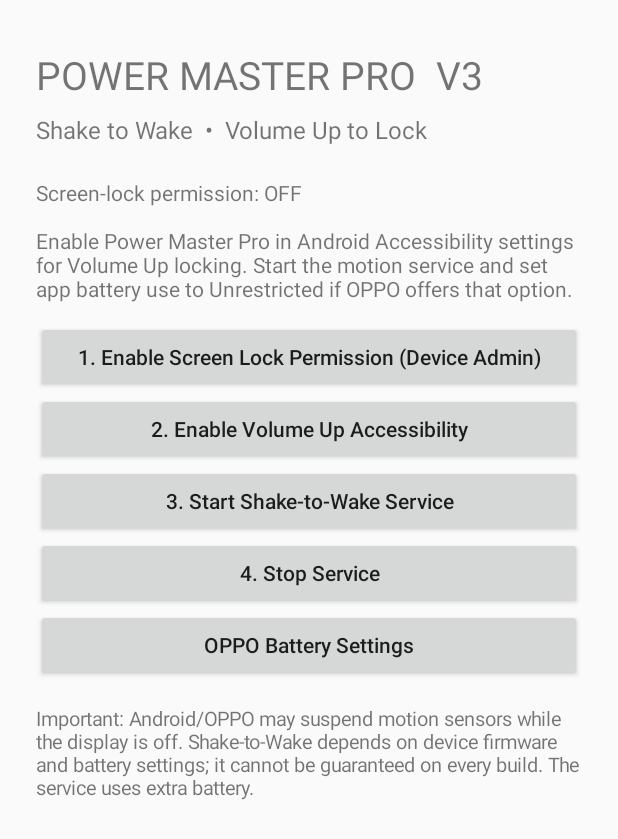
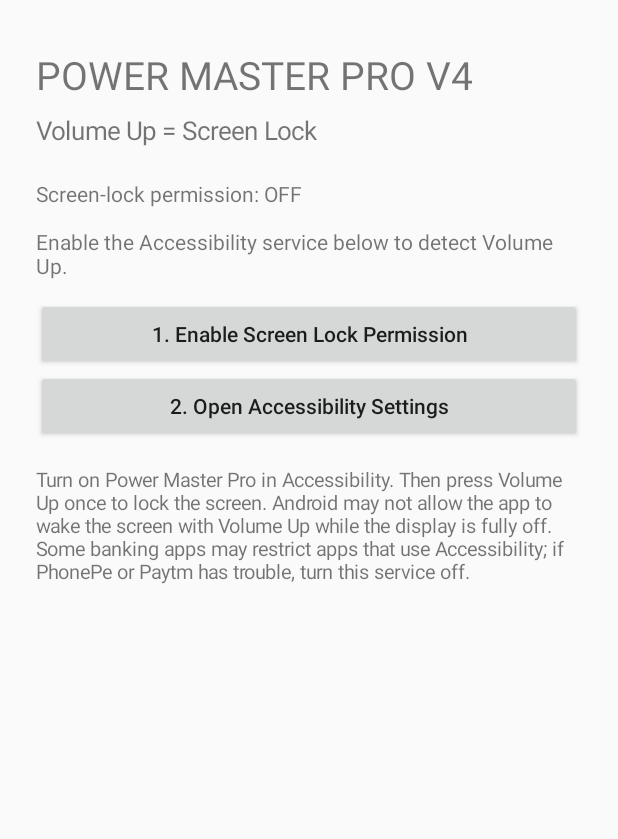
Before and after one commit to sanketapb718-cyber/Button-mapper, an Android app: the screen it shows after launch (MainActivity), on a phone screen of 412 x 824 dp. Shown: the top 839 px of the screen. Run offline under Robolectric (Android 15) with nearby library versions, the phone set to English and light mode, and no system bars.

Commit message:
Simplify Power Master Pro to Volume Up screen lock

```diff
--- a/app/src/main/java/com/tradewithsanket/powermasterpro/MainActivity.kt
+++ b/app/src/main/java/com/tradewithsanket/powermasterpro/MainActivity.kt
@@ -1,14 +1,10 @@
 package com.tradewithsanket.powermasterpro
 
-import android.Manifest
 import android.app.Activity
 import android.app.admin.DevicePolicyManager
 import android.content.ComponentName
 import android.content.Context
 import android.content.Intent
-import android.content.pm.PackageManager
-import android.net.Uri
-import android.os.Build
 import android.os.Bundle
 import android.provider.Settings
 import android.widget.Button
@@ -27,35 +23,27 @@ class MainActivity : Activity() {
             orientation = LinearLayout.VERTICAL
             setPadding(36, 48, 36, 36)
         }
-        root.addView(TextView(this).apply { text = "POWER MASTER PRO  V3"; textSize = 26f })
         root.addView(TextView(this).apply {
-            text = "Shake to Wake  •  Volume Up to Lock"
-            textSize = 16f
+            text = "POWER MASTER PRO V4"
+            textSize = 26f
+        })
+        root.addView(TextView(this).apply {
+            text = "Volume Up = Screen Lock"
+            textSize = 17f
             setPadding(0, 12, 0, 24)
         })
         status = TextView(this).apply { textSize = 14f; setPadding(0, 8, 0, 18) }
         root.addView(status)
-        root.addView(makeButton("1. Enable Screen Lock Permission (Device Admin)") { enableAdmin() })
-        root.addView(makeButton("2. Enable Volume Up Accessibility") {
+        root.addView(makeButton("1. Enable Screen Lock Permission") { enableAdmin() })
+        root.addView(makeButton("2. Open Accessibility Settings") {
             startActivity(Intent(Settings.ACTION_ACCESSIBILITY_SETTINGS))
         })
-        root.addView(makeButton("3. Start Shake-to-Wake Service") { startShakeService() })
-        root.addView(makeButton("4. Stop Service") {
-            stopService(Intent(this, ShakeService::class.java))
-            refresh()
-        })
-        root.addView(makeButton("OPPO Battery Settings") { openBatterySettings() })
         root.addView(TextView(this).apply {
-            text = "Important: Android/OPPO may suspend motion sensors while the display is off. Shake-to-Wake depends on device firmware and battery settings; it cannot be guaranteed on every build. The service uses extra battery."
+            text = "Turn on Power Master Pro in Accessibility. Then press Volume Up once to lock the screen. Android may not allow the app to wake the screen with Volume Up while the display is fully off. Some banking apps may restrict apps that use Accessibility; if PhonePe or Paytm has trouble, turn this service off."
             textSize = 13f
             setPadding(0, 24, 0, 0)
         })
         setContentView(root)
-        if (Build.VERSION.SDK_INT >= 33 &&
-            checkSelfPermission(Manifest.permission.POST_NOTIFICATIONS) != PackageManager.PERMISSION_GRANTED
-        ) {
-            requestPermissions(arrayOf(Manifest.permission.POST_NOTIFICATIONS), 44)
-        }
         refresh()
     }
 
@@ -67,7 +55,7 @@ class MainActivity : Activity() {
 
     private fun enableAdmin() {
         if (dpm.isAdminActive(admin)) {
-            Toast.makeText(this, "Screen lock permission already enabled", Toast.LENGTH_SHORT).show()
+            Toast.makeText(this, "Screen lock permission is already enabled", Toast.LENGTH_SHORT).show()
             refresh()
             return
         }
@@ -78,24 +66,8 @@ class MainActivity : Activity() {
         )
     }
 
-    private fun startShakeService() {
-        val intent = Intent(this, ShakeService::class.java)
-        if (Build.VERSION.SDK_INT >= 26) startForegroundService(intent) else startService(intent)
-        Toast.makeText(this, "Shake service start requested", Toast.LENGTH_SHORT).show()
-        refresh()
-    }
-
-    private fun openBatterySettings() {
-        try {
-            startActivity(Intent(Settings.ACTION_APPLICATION_DETAILS_SETTINGS, Uri.parse("package:$packageName")))
-        } catch (_: Exception) {
-            startActivity(Intent(Settings.ACTION_SETTINGS))
-        }
-    }
-
     private fun refresh() {
-        val adminOn = dpm.isAdminActive(admin)
-        status.text = "Screen-lock permission: ${if (adminOn) "ON" else "OFF"}\n\nEnable Power Master Pro in Android Accessibility settings for Volume Up locking. Start the motion service and set app battery use to Unrestricted if OPPO offers that option."
+        status.text = "Screen-lock permission: ${if (dpm.isAdminActive(admin)) "ON" else "OFF"}\n\nEnable the Accessibility service below to detect Volume Up."
     }
 
     override fun onResume() {
```
